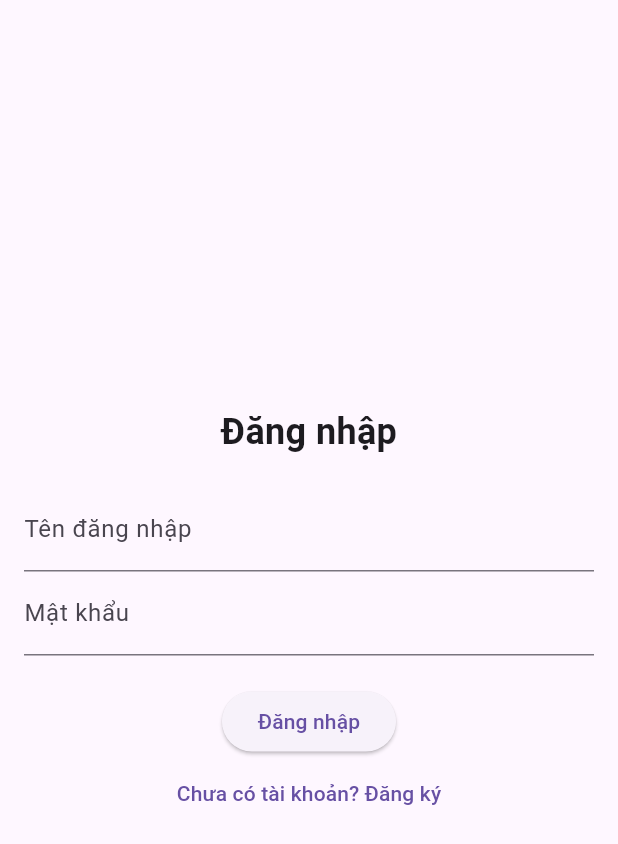
After one commit to ZzlinhzZ/JPDictionary, a Flutter app: the LoginScreen screen opened directly, after a tap on "Đăng nhập", on a phone screen of 412 x 824 dp. The commit adds this screen. Shown: the top 844 px of the screen. Run offline on Flutter 3.47's test engine with Material 3 defaults, Android fonts, the phone set to English and light mode, and no system bars; our stand-ins replace shared_preferences, sqflite; accounts and stored records are empty; network calls fail.

Commit message:
test func login

```diff
--- /dev/null
+++ b/dictionary/lib/screens/login_screen.dart
@@ -0,0 +1,75 @@
+import 'package:flutter/material.dart';
+import '../services/api_service.dart';
+
+class LoginScreen extends StatefulWidget {
+  @override
+  _LoginScreenState createState() => _LoginScreenState();
+}
+
+class _LoginScreenState extends State<LoginScreen> {
+  TextEditingController usernameController = TextEditingController();
+  TextEditingController passwordController = TextEditingController();
+  bool isRegistering = false;
+  final ApiService apiService = ApiService();
+
+  void submit() async {
+    bool success;
+    if (isRegistering) {
+      success = await apiService.register(
+          usernameController.text, passwordController.text);
+    } else {
+      success = await apiService.login(
+          usernameController.text, passwordController.text);
+    }
+
+    if (success) {
+      Navigator.pop(context, true); // Trở về màn hình trước đó
+    } else {
+      ScaffoldMessenger.of(context).showSnackBar(
+          SnackBar(content: Text("Sai tài khoản hoặc mật khẩu!")));
+    }
+  }
+
+  @override
+  Widget build(BuildContext context) {
+    return Scaffold(
+      body: Center(
+        child: Padding(
+          padding: EdgeInsets.all(16),
+          child: Column(
+            mainAxisSize: MainAxisSize.min,
+            children: [
+              Text(isRegistering ? "Đăng ký" : "Đăng nhập",
+                  style: TextStyle(fontSize: 24, fontWeight: FontWeight.bold)),
+              SizedBox(height: 20),
+              TextField(
+                controller: usernameController,
+                decoration: InputDecoration(labelText: "Tên đăng nhập"),
+              ),
+              TextField(
+                controller: passwordController,
+                obscureText: true,
+                decoration: InputDecoration(labelText: "Mật khẩu"),
+              ),
+              SizedBox(height: 20),
+              ElevatedButton(
+                onPressed: submit,
+                child: Text(isRegistering ? "Đăng ký" : "Đăng nhập"),
+              ),
+              TextButton(
+                onPressed: () {
+                  setState(() {
+                    isRegistering = !isRegistering;
+                  });
+                },
+                child: Text(isRegistering
+                    ? "Đã có tài khoản? Đăng nhập"
+                    : "Chưa có tài khoản? Đăng ký"),
+              ),
+            ],
+          ),
+        ),
+      ),
+    );
+  }
+}
--- a/dictionary/lib/services/api_service.dart
+++ b/dictionary/lib/services/api_service.dart
@@ -3,16 +3,86 @@ import 'dart:convert';
 import '../models/word_model.dart';
 import '../models/kanji_model.dart';
 import 'dart:typed_data';
-
+import 'package:shared_preferences/shared_preferences.dart';
 
 class ApiService {
 //   static const String baseUrl = "http://127.0.0.1:8000";
-    static const String baseUrl = "http://192.168.1.9:8000";
-    // thay 192.168.1.9 bằng địa chỉ Ipv4 trong Wireless LAN adapter Wi-Fi (ipconfig)
+  static const String baseUrl = "http://192.168.1.15:8000";
+  // thay 192.168.1.9 bằng địa chỉ Ipv4 trong Wireless LAN adapter Wi-Fi (ipconfig)
+
+  String? _authToken; // Lưu token đăng nhập
+  int? _userId; // Lưu user_id sau khi đăng nhập
+
+  Future<void> loadUserData() async {
+    SharedPreferences prefs = await SharedPreferences.getInstance();
+    _authToken = prefs.getString('authToken');
+    _userId = prefs.getInt('userId');
+  }
+
+  Future<bool> login(String username, String password) async {
+    final response = await http.post(
+      Uri.parse("$baseUrl/login"),
+      headers: {"Content-Type": "application/json"},
+      body: jsonEncode({
+        "username": username,
+        "password": password,
+      }),
+    );
+
+    if (response.statusCode == 200) {
+      var data = jsonDecode(response.body);
+      String token = data["token"];
+      print(token);
+      // Lưu token vào SharedPreferences
+      SharedPreferences prefs = await SharedPreferences.getInstance();
+      await prefs.setString("auth_token", token);
+
+      return true;
+    }
+    return false;
+  }
+
+  Future<bool> register(String username, String password) async {
+    final response = await http.post(
+      Uri.parse("$baseUrl/register"),
+      headers: {"Content-Type": "application/json"},
+      body: jsonEncode({
+        "username": username,
+        "password": password,
+      }),
+    );
+
+    if (response.statusCode == 200) {
+      return true;
+    } else {
+      print("Lỗi đăng ký: ${response.body}");
+      return false;
+    }
+  }
+
+  //  Đăng xuất
+  Future<void> logout() async {
+    SharedPreferences prefs = await SharedPreferences.getInstance();
+    await prefs.remove("auth_token");
+  }
+
+//  Hàm kiểm tra trạng thái đăng nhập
+  Future<bool> isLoggedIn() async {
+    SharedPreferences prefs = await SharedPreferences.getInstance();
+    return prefs.containsKey("auth_token");
+  }
+
+  //  Kiểm tra đăng nhập
+  Future<int?> getUserId() async {
+    SharedPreferences prefs = await SharedPreferences.getInstance();
+    return prefs.getInt("user_id");
+  }
+
   Future<List<Word>> getWords(String query) async {
     final response = await http.get(Uri.parse("$baseUrl/words?search=$query"));
     if (response.statusCode == 200) {
-      List data = json.decode(utf8.decode(response.bodyBytes));  // Sử dụng utf8.decode để đảm bảo mã hóa đúng
+      List data = json.decode(utf8.decode(
+          response.bodyBytes)); // Sử dụng utf8.decode để đảm bảo mã hóa đúng
       return data.map((word) => Word.fromJson(word)).toList();
     } else {
       throw Exception("Failed to load words");
@@ -22,18 +92,23 @@ class ApiService {
   Future<List<Kanji>> getKanji(String query) async {
     final response = await http.get(Uri.parse("$baseUrl/kanji?search=$query"));
     if (response.statusCode == 200) {
-      List data = json.decode(utf8.decode(response.bodyBytes));  // Sử dụng utf8.decode để đảm bảo mã hóa đúng
+      List data = json.decode(utf8.decode(
+          response.bodyBytes)); // Sử dụng utf8.decode để đảm bảo mã hóa đúng
       return data.map((kanji) => Kanji.fromJson(kanji)).toList();
     } else {
       throw Exception("Failed to load kanji");
     }
   }
 
-  Future<void> saveKanji(String kanji, String pronounced, String meaning) async {
-    final response = await http.post(
+  Future<void> saveKanji(
+      String kanji, String pronounced, String meaning) async {
+    int? userId = await getUserId();
+    if (userId == null) throw Exception("Bạn cần đăng nhập trước!");
+    await http.post(
       Uri.parse("$baseUrl/save_kanji"),
       headers: {"Content-Type": "application/json"},
       body: jsonEncode({
+        "user_id": userId, // Gửi user_id để lưu dữ liệu riêng cho từng người
         "kanji": kanji,
         "pronounced": pronounced,
         "meaning": meaning,
@@ -41,17 +116,22 @@ class ApiService {
     );
   }
 
+  //  Xóa Kanji
   Future<void> removeKanji(String kanji) async {
-    await http.delete(
-      Uri.parse('$baseUrl/delete_kanji/$kanji'),
-    );
+    int? userId = await getUserId();
+    if (userId == null) throw Exception("Bạn cần đăng nhập trước!");
+
+    await http.delete(Uri.parse("$baseUrl/delete_kanji/$userId/$kanji"));
   }
 
+  //  Lấy danh sách Kanji đã lưu
   Future<List<Map<String, dynamic>>> getSavedKanji() async {
-    final response = await http.get(Uri.parse("$baseUrl/saved_kanji"));
+    int? userId = await getUserId();
+    if (userId == null) return [];
+
+    final response = await http.get(Uri.parse("$baseUrl/saved_kanji/$userId"));
     if (response.statusCode == 200) {
-      List data = json.decode(utf8.decode(response.bodyBytes));  // Giải mã với utf8.decode
-      return List<Map<String, dynamic>>.from(data);
+      return List<Map<String, dynamic>>.from(json.decode(response.body));
     } else {
       return [];
     }
@@ -66,7 +146,8 @@ class ApiService {
       );
 
       if (response.statusCode == 200) {
-        List<dynamic> results = jsonDecode(utf8.decode(response.bodyBytes))["predictions"];
+        List<dynamic> results =
+            jsonDecode(utf8.decode(response.bodyBytes))["predictions"];
         return results.cast<String>();
       } else {
         throw Exception("Lỗi API: ${response.statusCode}");
--- a/dictionary/pubspec.yaml
+++ b/dictionary/pubspec.yaml
@@ -37,7 +37,7 @@ dependencies:
   path: ^1.9.0
   path_provider: ^2.0.11
   http: ^1.3.0
-
+  shared_preferences: ^2.5.2
 dev_dependencies:
   flutter_test:
     sdk: flutter
```
Also changed, not shown: dictionary/lib/dictionary_screen.dart (+77 -10 lines), dictionary/lib/screens/kanji_screen.dart (+38 -8 lines), dictionary/lib/screens/vocabulary_screen.dart (+31 -6 lines), 1 other file.
